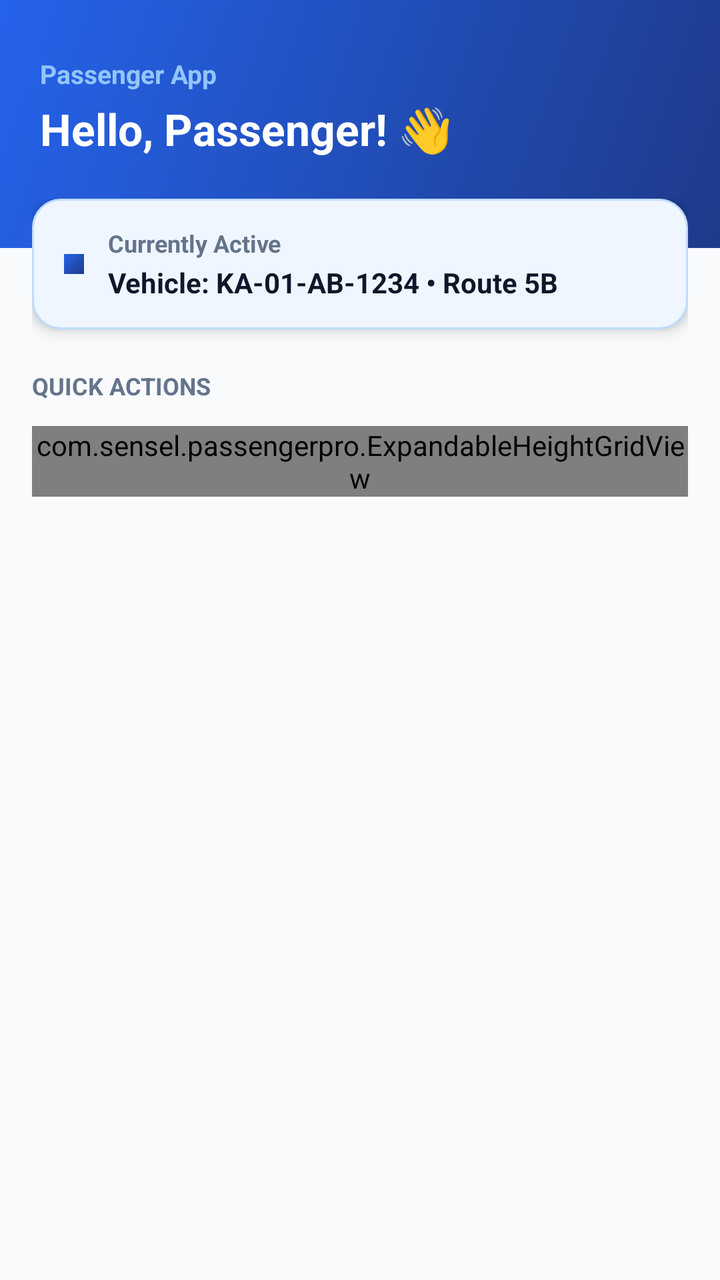
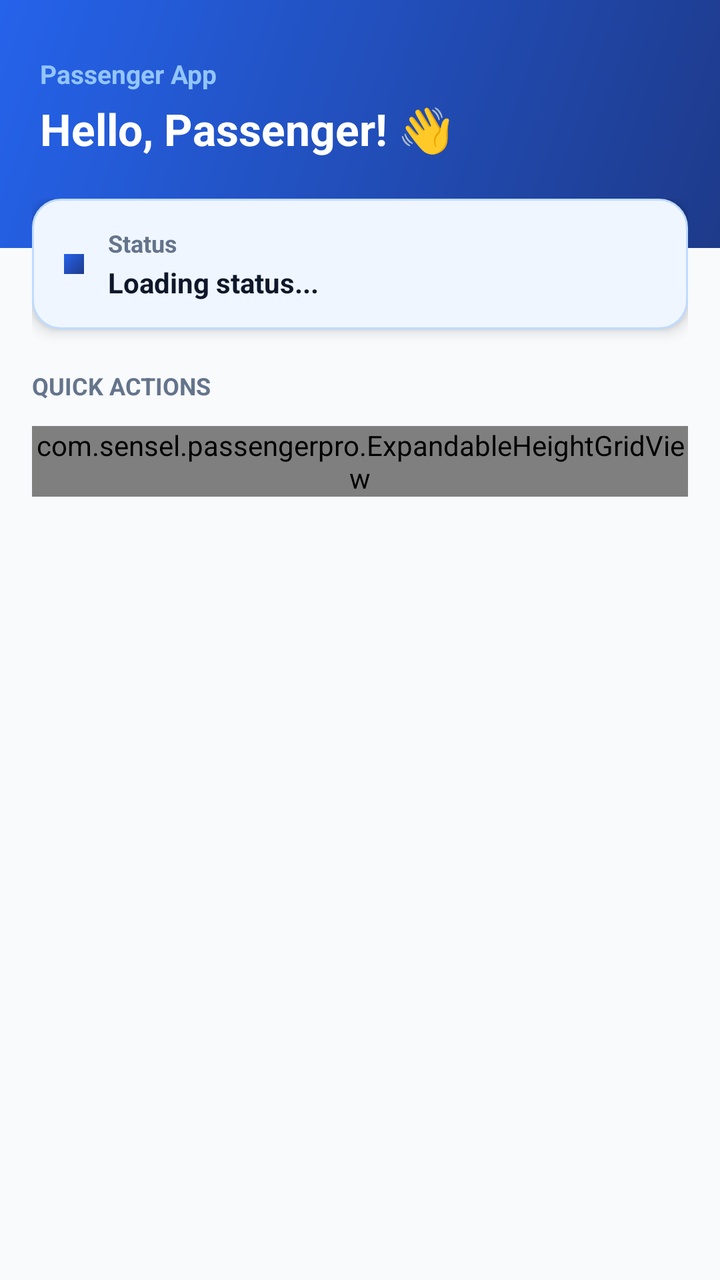

Screens rendered from an Android XML layout before and after an edit, with the pre-edit source and the edit as a unified diff.
<!-- AndroidManifest.xml: activity theme Theme.AppCompat.NoActionBar -->
<!-- res/layout/activity_main.xml -->
<?xml version="1.0" encoding="utf-8"?>
<LinearLayout xmlns:android="http://schemas.android.com/apk/res/android"
    xmlns:tools="http://schemas.android.com/tools"
    android:layout_width="match_parent"
    android:layout_height="match_parent"
    android:background="#F8FAFC"
    android:orientation="vertical"
    tools:context="com.sensel.passengerpro.MainActivity">

    
    <LinearLayout
        android:layout_width="match_parent"
        android:layout_height="wrap_content"
        android:background="@drawable/bg_header_blue"
        android:orientation="vertical"
        android:paddingHorizontal="20dp"
        android:paddingTop="28dp"
        android:paddingBottom="45dp">

        <TextView
            android:layout_width="wrap_content"
            android:layout_height="wrap_content"
            android:text="Passenger App"
            android:textColor="#93C5FD"
            android:textSize="13sp"
            android:textStyle="bold" />

        <TextView
            android:id="@+id/tv_passenger_greeting"
            android:layout_width="wrap_content"
            android:layout_height="wrap_content"
            android:layout_marginTop="4dp"
            android:text="Hello, Passenger! 👋"
            android:textColor="#FFFFFF"
            android:textSize="22sp"
            android:textStyle="bold" />
    </LinearLayout>

    <ScrollView
        android:id="@+id/main_menu_scroll"
        android:layout_width="match_parent"
        android:layout_height="match_parent"
        android:layout_marginTop="-25dp"
        android:fillViewport="true">

        <LinearLayout
            android:layout_width="match_parent"
            android:layout_height="wrap_content"
            android:orientation="vertical"
            android:paddingHorizontal="16dp"
            android:paddingBottom="24dp">

            
            <LinearLayout
                android:layout_width="match_parent"
                android:layout_height="wrap_content"
                android:background="@drawable/bg_status_badge"
                android:elevation="4dp"
                android:gravity="center_vertical"
                android:orientation="horizontal"
                android:paddingHorizontal="16dp"
                android:paddingVertical="14dp">

                <View
                    android:layout_width="10dp"
                    android:layout_height="10dp"
                    android:layout_marginEnd="12dp"
                    android:background="@drawable/bg_header_blue" />

                <LinearLayout
                    android:layout_width="match_parent"
                    android:layout_height="wrap_content"
                    android:orientation="vertical">

                    <TextView
                        android:id="@+id/tv_status_title"
                        android:layout_width="wrap_content"
                        android:layout_height="wrap_content"
                        android:text="Currently Active"
                        android:textColor="#64748B"
                        android:textSize="12sp"
                        android:textStyle="bold" />

                    <TextView
                        android:id="@+id/tv_status_vehicle"
                        android:layout_width="wrap_content"
                        android:layout_height="wrap_content"
                        android:layout_marginTop="2dp"
                        android:text="Vehicle: KA-01-AB-1234 • Route 5B"
                        android:textColor="#0F172A"
                        android:textSize="14sp"
                        android:textStyle="bold" />
                </LinearLayout>
            </LinearLayout>

            
            <TextView
                android:layout_width="wrap_content"
                android:layout_height="wrap_content"
                android:layout_marginTop="20dp"
                android:layout_marginBottom="12dp"
                android:text="QUICK ACTIONS"
                android:textColor="#64748B"
                android:textSize="12sp"
                android:textStyle="bold" />

            
            <com.sensel.passengerpro.ExpandableHeightGridView
                android:id="@+id/passenger_menu_grid"
                android:layout_width="match_parent"
                android:layout_height="wrap_content"
                android:horizontalSpacing="12dp"
                android:numColumns="2"
                android:stretchMode="columnWidth"
                android:verticalSpacing="12dp" />

        </LinearLayout>
    </ScrollView>
</LinearLayout>
<!-- resources referenced by this layout -->
<resources>
  <!-- drawable bg_header_blue (drawable) -->
  <?xml version="1.0" encoding="utf-8"?>
  <shape xmlns:android="http://schemas.android.com/apk/res/android">
      <gradient
          android:startColor="#1E3A8A"
          android:endColor="#2563EB"
          android:angle="135"/>
  </shape>
  <!-- drawable bg_status_badge (drawable) -->
  <?xml version="1.0" encoding="utf-8"?>
  <shape xmlns:android="http://schemas.android.com/apk/res/android">
      <solid android:color="#EFF6FF" />
      <corners android:radius="14dp" />
      <stroke android:width="1dp" android:color="#BFDBFE" />
  </shape>
</resources>

<!-- the commit's change to res/layout/activity_main.xml (unified diff, before → after) -->
@@ -76,7 +76,7 @@
                         android:id="@+id/tv_status_title"
                         android:layout_width="wrap_content"
                         android:layout_height="wrap_content"
-                        android:text="Currently Active"
+                        android:text="Status"
                         android:textColor="#64748B"
                         android:textSize="12sp"
                         android:textStyle="bold" />
@@ -86,7 +86,7 @@
                         android:layout_width="wrap_content"
                         android:layout_height="wrap_content"
                         android:layout_marginTop="2dp"
-                        android:text="Vehicle: KA-01-AB-1234 • Route 5B"
+                        android:text="Loading status..."
                         android:textColor="#0F172A"
                         android:textSize="14sp"
                         android:textStyle="bold" />
